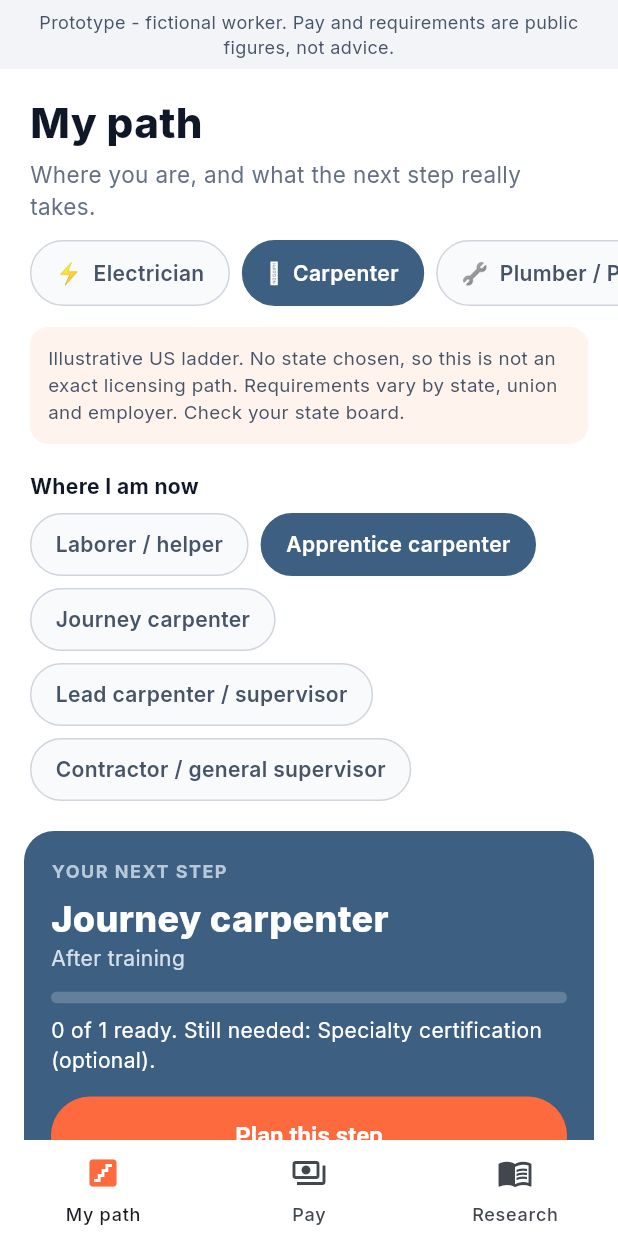
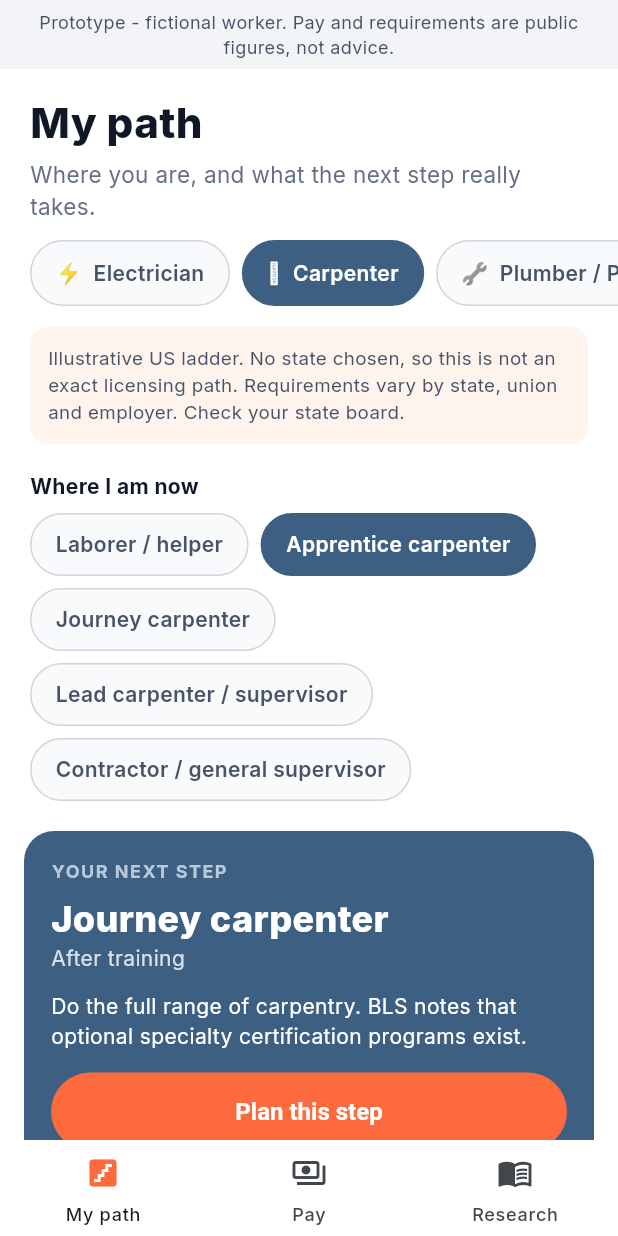
Before and after one commit to kunaxar/worker-career-pathways, a Flutter app: the screen it shows after launch, after a tap on an icon or button, on a phone screen of 412 x 824 dp. Run offline on Flutter 3.47's test engine with Material 3 defaults, Android fonts, the phone set to English and light mode, and no system bars; our stand-ins replace google_fonts.

Commit message:
Update main.dart

```diff
--- a/lib/main.dart
+++ b/lib/main.dart
@@ -86,8 +86,9 @@ class NextCard extends StatelessWidget {
   const NextCard(this.s, {super.key});
   @override
   Widget build(BuildContext context) {
-    final missing = s.reqs.where((r) => !app.mine.contains(r.key)).toList();
-    final ready = s.reqs.length - missing.length;
+    final core = s.reqs.where((r) => !r.optional).toList();
+    final missing = core.where((r) => !app.mine.contains(r.key)).toList();
+    final ready = core.length - missing.length;
     return Padding(
       padding: const EdgeInsets.fromLTRB(16, 20, 16, 0),
       child: Container(
@@ -99,10 +100,10 @@ class NextCard extends StatelessWidget {
           Text(s.title, style: const TextStyle(color: Colors.white, fontSize: 24, fontWeight: FontWeight.w800)),
           Text(s.time, style: const TextStyle(color: Color(0xFFD6E0EB), fontSize: 14)),
           const SizedBox(height: 12),
-          if (s.reqs.isNotEmpty) ...[
-            ClipRRect(borderRadius: BorderRadius.circular(6), child: LinearProgressIndicator(value: s.reqs.isEmpty ? 0 : ready / s.reqs.length, minHeight: 8, color: const Color(0xFF3CF5B0), backgroundColor: const Color(0x33FFFFFF))),
+          if (core.isNotEmpty) ...[
+            ClipRRect(borderRadius: BorderRadius.circular(6), child: LinearProgressIndicator(value: ready / core.length, minHeight: 8, color: const Color(0xFF3CF5B0), backgroundColor: const Color(0x33FFFFFF))),
             const SizedBox(height: 8),
-            Text(missing.isEmpty ? 'Listed items checked. This is not an eligibility check.' : '$ready of ${s.reqs.length} ready. Still needed: ${missing.map((r) => r.label).join('; ')}.', style: const TextStyle(color: Colors.white, fontSize: 14, height: 1.4)),
+            Text(missing.isEmpty ? 'Listed items checked. This is not an eligibility check.' : '$ready of ${core.length} ready. Still needed: ${missing.map((r) => r.label).join('; ')}.', style: const TextStyle(color: Colors.white, fontSize: 14, height: 1.4)),
           ] else
             Text(s.summary, style: const TextStyle(color: Colors.white, fontSize: 14, height: 1.4)),
           const SizedBox(height: 14),
```
